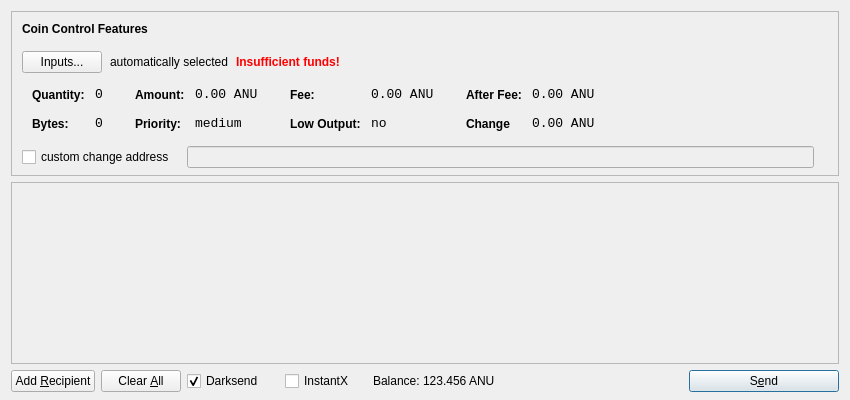
This is src/qt/forms/sendcoinsdialog.ui in anucore/anucore as Qt 5 draws it before an edit. The edited form follows.
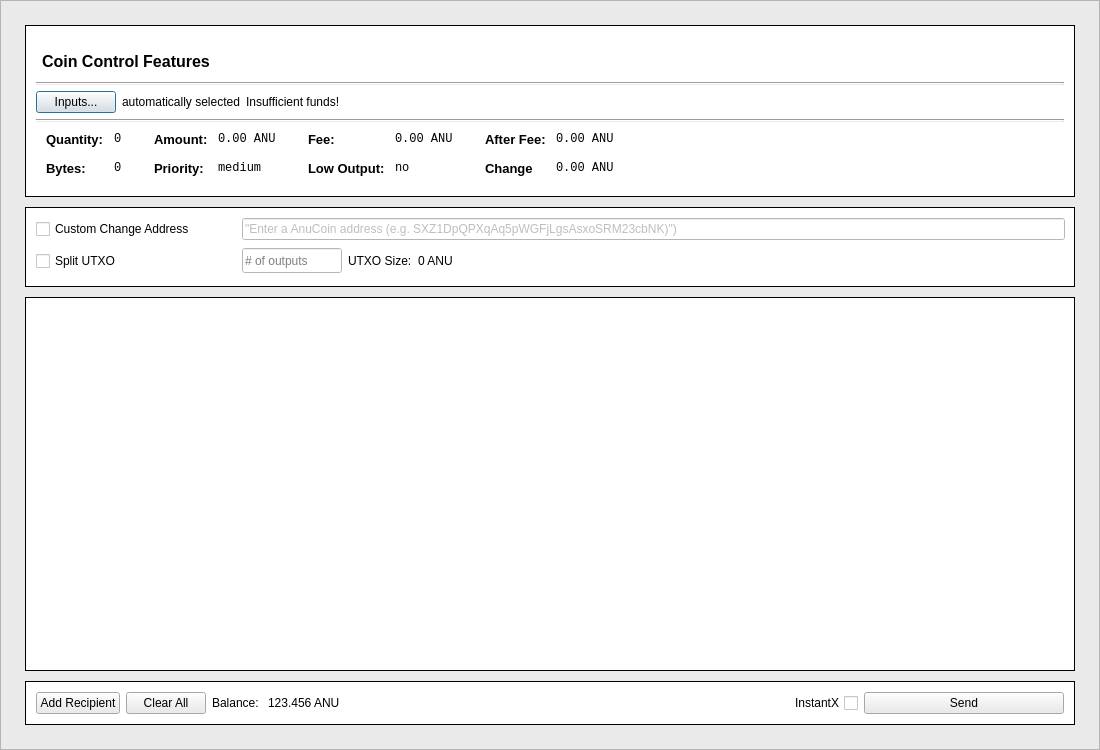
This is the edited form. Icons and pictures are not drawn.

```diff
--- a/src/qt/forms/sendcoinsdialog.ui
+++ b/src/qt/forms/sendcoinsdialog.ui
@@ -6,41 +6,95 @@
    <rect>
     <x>0</x>
     <y>0</y>
-    <width>850</width>
-    <height>400</height>
+    <width>1100</width>
+    <height>750</height>
    </rect>
   </property>
+  <property name="minimumSize">
+   <size>
+    <width>0</width>
+    <height>750</height>
+   </size>
+  </property>
+  <property name="maximumSize">
+   <size>
+    <width>16777215</width>
+    <height>16777215</height>
+   </size>
+  </property>
   <property name="windowTitle">
    <string>Send Coins</string>
   </property>
-  <layout class="QVBoxLayout" name="verticalLayout" stretch="0,1,0">
+  <layout class="QVBoxLayout" name="verticalLayout" stretch="0">
+   <property name="leftMargin">
+    <number>0</number>
+   </property>
+   <property name="topMargin">
+    <number>0</number>
+   </property>
+   <property name="rightMargin">
+    <number>0</number>
+   </property>
    <property name="bottomMargin">
-    <number>8</number>
+    <number>0</number>
+   </property>
+   <item>
+    <widget class="QFrame" name="frame">
+     <property name="styleSheet">
+      <string notr="true">background-color: #eaeaea
+</string>
+     </property>
+     <property name="frameShape">
+      <enum>QFrame::StyledPanel</enum>
+     </property>
+     <property name="frameShadow">
+      <enum>QFrame::Raised</enum>
+     </property>
+     <layout class="QVBoxLayout" name="verticalLayout_3">
+      <property name="leftMargin">
+       <number>24</number>
+      </property>
+      <property name="topMargin">
+       <number>24</number>
+      </property>
+      <property name="rightMargin">
+       <number>24</number>
+      </property>
+      <property name="bottomMargin">
+       <number>24</number>
+      </property>
+      <item>
+       <layout class="QVBoxLayout" name="verticalLayout_2">
+        <property name="spacing">
+         <number>10</number>
    </property>
    <item>
     <widget class="QFrame" name="frameCoinControl">
-     <property name="sizePolicy">
-      <sizepolicy hsizetype="Expanding" vsizetype="Expanding">
-       <horstretch>0</horstretch>
-       <verstretch>0</verstretch>
-      </sizepolicy>
+          <property name="minimumSize">
+           <size>
+            <width>0</width>
+            <height>0</height>
+           </size>
      </property>
      <property name="maximumSize">
       <size>
        <width>16777215</width>
-       <height>16777215</height>
-      </size>
-     </property>
+            <height>230</height>
+           </size>
+          </property>
+          <property name="styleSheet">
+           <string notr="true">#frameCoinControl {
+    background-color: #fff;
+    border: 1px solid black;
+}</string>
+          </property>
      <property name="frameShape">
       <enum>QFrame::StyledPanel</enum>
      </property>
      <property name="frameShadow">
-      <enum>QFrame::Sunken</enum>
-     </property>
-     <layout class="QVBoxLayout" name="verticalLayoutCoinControl2">
-      <property name="spacing">
-       <number>-1</number>
-      </property>
+           <enum>QFrame::Raised</enum>
+          </property>
+          <layout class="QVBoxLayout" name="verticalLayout_5">
       <property name="leftMargin">
        <number>0</number>
       </property>
@@ -51,40 +105,81 @@
        <number>0</number>
       </property>
       <property name="bottomMargin">
-       <number>6</number>
-      </property>
-      <item>
-       <layout class="QVBoxLayout" name="verticalLayoutCoinControl" stretch="0,0,0,0,1">
-        <property name="spacing">
          <number>0</number>
         </property>
+           <item>
+            <layout class="QVBoxLayout" name="verticalLayout_8">
         <property name="leftMargin">
          <number>10</number>
         </property>
         <property name="topMargin">
          <number>10</number>
         </property>
+             <property name="rightMargin">
+              <number>10</number>
+             </property>
+             <property name="bottomMargin">
+              <number>10</number>
+             </property>
         <item>
-         <layout class="QHBoxLayout" name="horizontalLayoutCoinControl1">
+              <layout class="QVBoxLayout" name="verticalLayout_4">
+               <property name="leftMargin">
+                <number>0</number>
+               </property>
+               <item>
+                <widget class="QFrame" name="frame_5">
+                 <property name="minimumSize">
+                  <size>
+                   <width>0</width>
+                   <height>40</height>
+                  </size>
+                 </property>
+                 <property name="maximumSize">
+                  <size>
+                   <width>16777215</width>
+                   <height>40</height>
+                  </size>
+                 </property>
+                 <property name="styleSheet">
+                  <string notr="true">border: 0;</string>
+                 </property>
+                 <property name="frameShape">
+                  <enum>QFrame::StyledPanel</enum>
+                 </property>
+                 <property name="frameShadow">
+                  <enum>QFrame::Raised</enum>
+                 </property>
+                 <property name="lineWidth">
+                  <number>0</number>
+                 </property>
+                 <layout class="QHBoxLayout" name="horizontalLayout_5">
+                  <property name="leftMargin">
+                   <number>0</number>
+                  </property>
+                  <property name="topMargin">
+                   <number>0</number>
+                  </property>
+                  <property name="rightMargin">
+                   <number>0</number>
+                  </property>
           <property name="bottomMargin">
-           <number>15</number>
-          </property>
+                   <number>0</number>
+                  </property>
+                  <item>
+                   <layout class="QHBoxLayout" name="horizontalLayout_4">
           <item>
            <widget class="QLabel" name="labelCoinControlFeatures">
-            <property name="sizePolicy">
-             <sizepolicy hsizetype="Preferred" vsizetype="Maximum">
-              <horstretch>0</horstretch>
-              <verstretch>0</verstretch>
-             </sizepolicy>
-            </property>
             <property name="font">
              <font>
+                        <pointsize>12</pointsize>
               <weight>75</weight>
               <bold>true</bold>
              </font>
             </property>
             <property name="styleSheet">
-             <string notr="true">font-weight:bold;</string>
+                       <string notr="true">padding-top: 10px;
+padding-left: 2px;
+background-color: #fff;</string>
             </property>
             <property name="text">
              <string>Coin Control Features</string>
@@ -93,19 +188,20 @@
           </item>
          </layout>
         </item>
+                 </layout>
+                </widget>
+               </item>
         <item>
-         <layout class="QHBoxLayout" name="horizontalLayoutCoinControl2" stretch="0,0,0,0">
-          <property name="spacing">
-           <number>8</number>
-          </property>
-          <property name="bottomMargin">
-           <number>10</number>
-          </property>
+                <widget class="Line" name="line">
+                 <property name="orientation">
+                  <enum>Qt::Horizontal</enum>
+                 </property>
+                </widget>
+               </item>
+               <item>
+                <layout class="QHBoxLayout" name="horizontalLayout_6">
           <item>
            <widget class="QPushButton" name="pushButtonCoinControl">
-            <property name="styleSheet">
-             <string notr="true"/>
-            </property>
             <property name="text">
              <string>Inputs...</string>
             </property>
@@ -113,31 +209,114 @@
           </item>
           <item>
            <widget class="QLabel" name="labelCoinControlAutomaticallySelected">
+                   <property name="styleSheet">
+                    <string notr="true">background-color: #fff</string>
+                   </property>
             <property name="text">
              <string>automatically selected</string>
             </property>
-            <property name="margin">
-             <number>5</number>
-            </property>
            </widget>
           </item>
           <item>
            <widget class="QLabel" name="labelCoinControlInsuffFunds">
-            <property name="font">
-             <font>
-              <weight>75</weight>
-              <bold>true</bold>
-             </font>
+                   <property name="palette">
+                    <palette>
+                     <active>
+                      <colorrole role="Button">
+                       <brush brushstyle="SolidPattern">
+                        <color alpha="255">
+                         <red>255</red>
+                         <green>255</green>
+                         <blue>255</blue>
+                        </color>
+                       </brush>
+                      </colorrole>
+                      <colorrole role="Base">
+                       <brush brushstyle="SolidPattern">
+                        <color alpha="255">
+                         <red>255</red>
+                         <green>255</green>
+                         <blue>255</blue>
+                        </color>
+                       </brush>
+                      </colorrole>
+                      <colorrole role="Window">
+                       <brush brushstyle="SolidPattern">
+                        <color alpha="255">
+                         <red>255</red>
+                         <green>255</green>
+                         <blue>255</blue>
+                        </color>
+                       </brush>
+                      </colorrole>
+                     </active>
+                     <inactive>
+                      <colorrole role="Button">
+                       <brush brushstyle="SolidPattern">
+                        <color alpha="255">
+                         <red>255</red>
+                         <green>255</green>
+                         <blue>255</blue>
+                        </color>
+                       </brush>
+                      </colorrole>
+                      <colorrole role="Base">
+                       <brush brushstyle="SolidPattern">
+                        <color alpha="255">
+                         <red>255</red>
+                         <green>255</green>
+                         <blue>255</blue>
+                        </color>
+                       </brush>
+                      </colorrole>
+                      <colorrole role="Window">
+                       <brush brushstyle="SolidPattern">
+                        <color alpha="255">
+                         <red>255</red>
+                         <green>255</green>
+                         <blue>255</blue>
+                        </color>
+                       </brush>
+                      </colorrole>
+                     </inactive>
+                     <disabled>
+                      <colorrole role="Button">
+                       <brush brushstyle="SolidPattern">
+                        <color alpha="255">
+                         <red>255</red>
+                         <green>255</green>
+                         <blue>255</blue>
+                        </color>
+                       </brush>
+                      </colorrole>
+                      <colorrole role="Base">
+                       <brush brushstyle="SolidPattern">
+                        <color alpha="255">
+                         <red>255</red>
+                         <green>255</green>
+                         <blue>255</blue>
+                        </color>
+                       </brush>
+                      </colorrole>
+                      <colorrole role="Window">
+                       <brush brushstyle="SolidPattern">
+                        <color alpha="255">
+                         <red>255</red>
+                         <green>255</green>
+                         <blue>255</blue>
+                        </color>
+                       </brush>
+                      </colorrole>
+                     </disabled>
+                    </palette>
             </property>
             <property name="styleSheet">
-             <string notr="true">color:red;font-weight:bold;</string>
+                    <string notr="true">font-color: red;
+background-color: #fff;</string>
             </property>
             <property name="text">
              <string>Insufficient funds!</string>
             </property>
-            <property name="margin">
-             <number>5</number>
-            </property>
            </widget>
           </item>
           <item>
@@ -148,10 +327,19 @@
             <property name="sizeHint" stdset="0">
              <size>
               <width>40</width>
-              <height>1</height>
+                     <height>20</height>
              </size>
             </property>
            </spacer>
+                 </item>
+                </layout>
+               </item>
+               <item>
+                <widget class="Line" name="line_2">
+                 <property name="orientation">
+                  <enum>Qt::Horizontal</enum>
+                 </property>
+                </widget>
           </item>
          </layout>
         </item>
@@ -169,8 +357,14 @@
             <height>0</height>
            </size>
           </property>
+               <property name="maximumSize">
+                <size>
+                 <width>16777215</width>
+                 <height>80</height>
+                </size>
+               </property>
           <property name="styleSheet">
-           <string notr="true"/>
+                <string notr="true">background-color: #fff</string>
           </property>
           <layout class="QHBoxLayout" name="horizontalLayoutCoinControl5">
            <property name="margin">
@@ -206,6 +400,13 @@
                </property>
                <item row="0" column="0">
                 <widget class="QLabel" name="labelCoinControlQuantityText">
+                      <property name="font">
+                       <font>
+                        <pointsize>10</pointsize>
+                        <weight>75</weight>
+                        <bold>true</bold>
+                       </font>
+                      </property>
                  <property name="styleSheet">
                   <string notr="true">font-weight:bold;</string>
                  </property>
@@ -222,7 +423,7 @@
                  <property name="font">
                   <font>
                    <family>Monospace</family>
-                   <pointsize>10</pointsize>
+                        <pointsize>9</pointsize>
                   </font>
                  </property>
                  <property name="cursor">
@@ -244,6 +445,13 @@
                </item>
                <item row="1" column="0">
                 <widget class="QLabel" name="labelCoinControlBytesText">
+                      <property name="font">
+                       <font>
+                        <pointsize>10</pointsize>
+                        <weight>75</weight>
+                        <bold>true</bold>
+                       </font>
+                      </property>
                  <property name="styleSheet">
                   <string notr="true">font-weight:bold;</string>
                  </property>
@@ -257,7 +465,7 @@
                  <property name="font">
                   <font>
                    <family>Monospace</family>
-                   <pointsize>10</pointsize>
+                        <pointsize>9</pointsize>
                   </font>
                  </property>
                  <property name="cursor">
@@ -295,6 +503,13 @@
                </property>
                <item row="0" column="0">
                 <widget class="QLabel" name="labelCoinControlAmountText">
+                      <property name="font">
+                       <font>
+                        <pointsize>10</pointsize>
+                        <weight>75</weight>
+                        <bold>true</bold>
+                       </font>
+                      </property>
                  <property name="styleSheet">
                   <string notr="true">font-weight:bold;</string>
                  </property>
@@ -311,7 +526,7 @@
                  <property name="font">
                   <font>
                    <family>Monospace</family>
-                   <pointsize>10</pointsize>
+                        <pointsize>9</pointsize>
                   </font>
                  </property>
                  <property name="cursor">
@@ -330,6 +545,13 @@
                </item>
                <item row="1" column="0">
                 <widget class="QLabel" name="labelCoinControlPriorityText">
+                      <property name="font">
+                       <font>
+                        <pointsize>10</pointsize>
+                        <weight>75</weight>
+                        <bold>true</bold>
+                       </font>
+                      </property>
                  <property name="styleSheet">
                   <string notr="true">font-weight:bold;</string>
                  </property>
@@ -343,7 +565,7 @@
                  <property name="font">
                   <font>
                    <family>Monospace</family>
-                   <pointsize>10</pointsize>
+                        <pointsize>9</pointsize>
                   </font>
                  </property>
                  <property name="cursor">
@@ -381,6 +603,13 @@
                </property>
                <item row="0" column="0">
                 <widget class="QLabel" name="labelCoinControlFeeText">
+                      <property name="font">
+                       <font>
+                        <pointsize>10</pointsize>
+                        <weight>75</weight>
+                        <bold>true</bold>
+                       </font>
+                      </property>
                  <property name="styleSheet">
                   <string notr="true">font-weight:bold;</string>
                  </property>
@@ -397,7 +626,7 @@
                  <property name="font">
                   <font>
                    <family>Monospace</family>
-                   <pointsize>10</pointsize>
+                        <pointsize>9</pointsize>
                   </font>
                  </property>
                  <property name="cursor">
@@ -416,6 +645,13 @@
                </item>
                <item row="1" column="0">
                 <widget class="QLabel" name="labelCoinControlLowOutputText">
+                      <property name="font">
+                       <font>
+                        <pointsize>10</pointsize>
+                        <weight>75</weight>
+                        <bold>true</bold>
+                       </font>
+                      </property>
                  <property name="styleSheet">
                   <string notr="true">font-weight:bold;</string>
                  </property>
@@ -429,7 +665,7 @@
                  <property name="font">
                   <font>
                    <family>Monospace</family>
-                   <pointsize>10</pointsize>
+                        <pointsize>9</pointsize>
                   </font>
                  </property>
                  <property name="cursor">
@@ -467,6 +703,13 @@
                </property>
                <item row="0" column="0">
                 <widget class="QLabel" name="labelCoinControlAfterFeeText">
+                      <property name="font">
+                       <font>
+                        <pointsize>10</pointsize>
+                        <weight>75</weight>
+                        <bold>true</bold>
+                       </font>
+                      </property>
                  <property name="styleSheet">
                   <string notr="true">font-weight:bold;</string>
                  </property>
@@ -483,7 +726,7 @@
                  <property name="font">
                   <font>
                    <family>Monospace</family>
-                   <pointsize>10</pointsize>
+                        <pointsize>9</pointsize>
                   </font>
                  </property>
                  <property name="cursor">
@@ -502,6 +745,13 @@
                </item>
                <item row="1" column="0">
                 <widget class="QLabel" name="labelCoinControlChangeText">
+                      <property name="font">
+                       <font>
+                        <pointsize>10</pointsize>
+                        <weight>75</weight>
+                        <bold>true</bold>
+                       </font>
+                      </property>
                  <property name="styleSheet">
                   <string notr="true">font-weight:bold;</string>
                  </property>
@@ -515,7 +765,7 @@
                  <property name="font">
                   <font>
                    <family>Monospace</family>
-                   <pointsize>10</pointsize>
+                        <pointsize>9</pointsize>
                   </font>
                  </property>
                  <property name="cursor">
@@ -539,40 +789,128 @@
           </layout>
          </widget>
         </item>
+            </layout>
+           </item>
+          </layout>
+         </widget>
+        </item>
         <item>
-         <layout class="QHBoxLayout" name="horizontalLayoutCoinControl4" stretch="0,0,0">
-          <property name="spacing">
-           <number>12</number>
+         <widget class="QFrame" name="frame_2">
+          <property name="minimumSize">
+           <size>
+            <width>0</width>
+            <height>20</height>
+           </size>
           </property>
-          <property name="sizeConstraint">
-           <enum>QLayout::SetDefaultConstraint</enum>
+          <property name="maximumSize">
+           <size>
+            <width>16777215</width>
+            <height>80</height>
+           </size>
+          </property>
+          <property name="styleSheet">
+           <string notr="true">#frame_2 {
+    background-color: #fff;
+    border: 1px solid black;
+}</string>
+          </property>
+          <property name="frameShape">
+           <enum>QFrame::StyledPanel</enum>
+          </property>
+          <property name="frameShadow">
+           <enum>QFrame::Raised</enum>
+          </property>
+          <layout class="QGridLayout" name="gridLayout">
+           <property name="leftMargin">
+            <number>10</number>
           </property>
           <property name="topMargin">
-           <number>5</number>
+            <number>10</number>
+           </property>
+           <property name="bottomMargin">
+            <number>10</number>
+           </property>
+           <item row="0" column="0">
+            <layout class="QGridLayout" name="gridLayout_4">
+             <property name="leftMargin">
+              <number>0</number>
           </property>
           <property name="rightMargin">
-           <number>5</number>
-          </property>
-          <item>
+              <number>0</number>
+             </property>
+             <item row="0" column="0">
            <widget class="QCheckBox" name="checkBoxCoinControlChange">
+               <property name="styleSheet">
+                <string notr="true">background-color: #fff</string>
+               </property>
             <property name="text">
-             <string>custom change address</string>
+                <string>Custom Change Address</string>
             </property>
            </widget>
           </item>
+             <item row="1" column="1">
+              <layout class="QHBoxLayout" name="horizontalLayout_8">
           <item>
-           <widget class="QLineEdit" name="lineEditCoinControlChange">
-            <property name="enabled">
-             <bool>false</bool>
-            </property>
+                <widget class="QLineEdit" name="splitBlockLineEdit">
             <property name="sizePolicy">
-             <sizepolicy hsizetype="Expanding" vsizetype="Fixed">
-              <horstretch>0</horstretch>
+                  <sizepolicy hsizetype="Preferred" vsizetype="Preferred">
+                   <horstretch>50</horstretch>
               <verstretch>0</verstretch>
              </sizepolicy>
             </property>
-           </widget>
-          </item>
+                 <property name="minimumSize">
+                  <size>
+                   <width>100</width>
+                   <height>20</height>
+                  </size>
+                 </property>
+                 <property name="maximumSize">
+                  <size>
+                   <width>100</width>
+                   <height>25</height>
+                  </size>
+                 </property>
+                 <property name="styleSheet">
+                  <string notr="true">background-color: #fff</string>
+                 </property>
+                 <property name="placeholderText">
+                  <string># of outputs</string>
+                 </property>
+                </widget>
+               </item>
+               <item>
+                <widget class="QLabel" name="labelBlockSizeText">
+                 <property name="styleSheet">
+                  <string notr="true">background-color: #fff</string>
+                 </property>
+                 <property name="text">
+                  <string>UTXO Size:</string>
+                 </property>
+                </widget>
+               </item>
+               <item>
+                <widget class="QLabel" name="labelBlockSize">
+                 <property name="styleSheet">
+                  <string notr="true">background-color: #fff</string>
+                 </property>
+                 <property name="text">
+                  <string>0 ANU</string>
+                 </property>
+                </widget>
+               </item>
+               <item>
+                <spacer name="horizontalSpacer_7">
+                 <property name="orientation">
+                  <enum>Qt::Horizontal</enum>
+                 </property>
+                 <property name="sizeHint" stdset="0">
+                  <size>
+                   <width>40</width>
+                   <height>20</height>
+                  </size>
+                 </property>
+                </spacer>
+               </item>
           <item>
            <widget class="QLabel" name="labelCoinControlChangeLabel">
             <property name="sizePolicy">
@@ -587,6 +925,9 @@
               <height>0</height>
              </size>
             </property>
+                 <property name="styleSheet">
+                  <string notr="true">background-color: #fff</string>
+                 </property>
             <property name="text">
              <string/>
             </property>
@@ -597,18 +938,68 @@
           </item>
          </layout>
         </item>
+             <item row="0" column="1">
+              <layout class="QHBoxLayout" name="horizontalLayout_9">
         <item>
-         <spacer name="verticalSpacerCoinControl">
-          <property name="orientation">
-           <enum>Qt::Vertical</enum>
-          </property>
-          <property name="sizeHint" stdset="0">
+                <widget class="QLineEdit" name="lineEditCoinControlChange">
+                 <property name="enabled">
+                  <bool>false</bool>
+                 </property>
+                 <property name="sizePolicy">
+                  <sizepolicy hsizetype="Expanding" vsizetype="Fixed">
+                   <horstretch>0</horstretch>
+                   <verstretch>0</verstretch>
+                  </sizepolicy>
+                 </property>
+                 <property name="minimumSize">
            <size>
-            <width>800</width>
-            <height>1</height>
-           </size>
-          </property>
-         </spacer>
+                   <width>0</width>
+                   <height>0</height>
+                  </size>
+                 </property>
+                 <property name="maximumSize">
+                  <size>
+                   <width>16777215</width>
+                   <height>25</height>
+                  </size>
+                 </property>
+                 <property name="styleSheet">
+                  <string notr="true">background-color: #fff</string>
+                 </property>
+                 <property name="text">
+                  <string>&quot;Enter a AnuCoin address (e.g. SXZ1DpQPXqAq5pWGFjLgsAsxoSRM23cbNK)&quot;)</string>
+                 </property>
+                </widget>
+               </item>
+              </layout>
+             </item>
+             <item row="1" column="0">
+              <widget class="QCheckBox" name="splitBlockCheckBox">
+               <property name="sizePolicy">
+                <sizepolicy hsizetype="Preferred" vsizetype="Preferred">
+                 <horstretch>0</horstretch>
+                 <verstretch>0</verstretch>
+                </sizepolicy>
+               </property>
+               <property name="minimumSize">
+                <size>
+                 <width>200</width>
+                 <height>0</height>
+                </size>
+               </property>
+               <property name="maximumSize">
+                <size>
+                 <width>200</width>
+                 <height>16777215</height>
+                </size>
+               </property>
+               <property name="styleSheet">
+                <string notr="true">background-color: #fff</string>
+               </property>
+               <property name="text">
+                <string>Split UTXO</string>
+               </property>
+              </widget>
         </item>
        </layout>
       </item>
@@ -617,6 +1008,19 @@
    </item>
    <item>
     <widget class="QScrollArea" name="scrollArea">
+          <property name="minimumSize">
+           <size>
+            <width>0</width>
+            <height>0</height>
+           </size>
+          </property>
+          <property name="styleSheet">
+           <string notr="true">#scrollArea {
+    background-color: #fff; 
+    border: 1px solid black;
+}
+</string>
+          </property>
      <property name="widgetResizable">
       <bool>true</bool>
      </property>
@@ -625,13 +1029,25 @@
        <rect>
         <x>0</x>
         <y>0</y>
-        <width>830</width>
-        <height>165</height>
-       </rect>
-      </property>
-      <layout class="QVBoxLayout" name="verticalLayout_2">
-       <property name="margin">
-        <number>0</number>
+             <width>1046</width>
+             <height>358</height>
+            </rect>
+           </property>
+           <property name="styleSheet">
+            <string notr="true">background-color: #fff</string>
+           </property>
+           <layout class="QVBoxLayout" name="verticalLayout_9">
+            <property name="leftMargin">
+             <number>10</number>
+            </property>
+            <property name="topMargin">
+             <number>10</number>
+            </property>
+            <property name="rightMargin">
+             <number>10</number>
+            </property>
+            <property name="bottomMargin">
+             <number>10</number>
        </property>
        <item>
         <layout class="QVBoxLayout" name="entries">
@@ -658,102 +1074,76 @@
     </widget>
    </item>
    <item>
+         <widget class="QFrame" name="frame_4">
+          <property name="maximumSize">
+           <size>
+            <width>16777215</width>
+            <height>16777215</height>
+           </size>
+          </property>
+          <property name="styleSheet">
+           <string notr="true">#frame_4 {
+    background-color: #fff;
+    border: 1px solid black;
+}</string>
+          </property>
+          <property name="frameShape">
+           <enum>QFrame::StyledPanel</enum>
+          </property>
+          <property name="frameShadow">
+           <enum>QFrame::Raised</enum>
+          </property>
+          <layout class="QHBoxLayout" name="horizontalLayout_2">
+           <property name="leftMargin">
+            <number>10</number>
+           </property>
+           <property name="topMargin">
+            <number>10</number>
+           </property>
+           <property name="rightMargin">
+            <number>10</number>
+           </property>
+           <property name="bottomMargin">
+            <number>10</number>
+           </property>
+           <item>
     <layout class="QHBoxLayout" name="horizontalLayout">
+             <property name="leftMargin">
+              <number>0</number>
+             </property>
      <item>
       <widget class="QPushButton" name="addButton">
        <property name="toolTip">
         <string>Send to multiple recipients at once</string>
        </property>
        <property name="text">
-        <string>Add &amp;Recipient</string>
-       </property>
-       <property name="autoDefault">
-        <bool>false</bool>
+                <string>Add Recipient</string>
        </property>
       </widget>
      </item>
      <item>
       <widget class="QPushButton" name="clearButton">
-       <property name="sizePolicy">
-        <sizepolicy hsizetype="Minimum" vsizetype="Fixed">
-         <horstretch>0</horstretch>
-         <verstretch>0</verstretch>
-        </sizepolicy>
-       </property>
-       <property name="toolTip">
-        <string>Remove all transaction fields</string>
-       </property>
        <property name="text">
-        <string>Clear &amp;All</string>
-       </property>
-       <property name="autoRepeatDelay">
-        <number>300</number>
-       </property>
-       <property name="autoDefault">
-        <bool>false</bool>
-       </property>
+                <string>Clear All</string>
+               </property>
       </widget>
      </item>
      <item>
-      <layout class="QHBoxLayout" name="horizontalLayout_2">
-       <property name="spacing">
-        <number>3</number>
-       </property>
-        <item>
-        <widget class="QCheckBox" name="checkUseDarksend">
-         <property name="minimumSize">
-          <size>
-           <width>95</width>
-           <height>0</height>
-          </size>
-         </property>
-         <property name="text">
-          <string>Darksend</string>
-         </property>
-         <property name="checked">
-          <bool>true</bool>
-         </property>
-        </widget>
-       </item>
-       <item>
-        <widget class="QCheckBox" name="checkInstantX">
-         <property name="enabled">
-          <bool>true</bool>
-         </property>
-         <property name="minimumSize">
-          <size>
-           <width>85</width>
-           <height>0</height>
-          </size>
-         </property>
-         <property name="text">
-          <string>InstantX</string>
-         </property>
-        </widget>
-       </item>
+              <layout class="QHBoxLayout" name="horizontalLayout_3">
        <item>
         <widget class="QLabel" name="label">
-         <property name="sizePolicy">
-          <sizepolicy hsizetype="Preferred" vsizetype="Fixed">
-           <horstretch>0</horstretch>
-           <verstretch>0</verstretch>
-          </sizepolicy>
+                 <property name="styleSheet">
+                  <string notr="true">background-color: #fff</string>
          </property>
          <property name="text">
-          <string>Balance:</string>
+                  <string>Balance: </string>
          </property>
         </widget>
        </item>
        <item>
         <widget class="QLabel" name="labelBalance">
-         <property name="sizePolicy">
-          <sizepolicy hsizetype="Preferred" vsizetype="Fixed">
-           <horstretch>0</horstretch>
-           <verstretch>0</verstretch>
-          </sizepolicy>
-         </property>
-         <property name="cursor">
-          <cursorShape>IBeamCursor</cursorShape>
+                 <property name="styleSheet">
+                  <string notr="true">background-color: #fff</string>
          </property>
          <property name="text">
           <string>123.456 ANU</string>
@@ -778,11 +1168,24 @@
        </property>
       </spacer>
      </item>
+             <item>
+              <widget class="QCheckBox" name="checkInstantX">
+               <property name="layoutDirection">
+                <enum>Qt::RightToLeft</enum>
+               </property>
+               <property name="styleSheet">
+                <string notr="true">background-color: #fff</string>
+               </property>
+               <property name="text">
+                <string>InstantX</string>
+               </property>
+              </widget>
+             </item>
      <item>
       <widget class="QPushButton" name="sendButton">
        <property name="minimumSize">
         <size>
-         <width>150</width>
+                 <width>200</width>
          <height>0</height>
         </size>
        </property>
@@ -790,18 +1193,19 @@
         <string>Confirm the send action</string>
        </property>
        <property name="text">
-        <string>S&amp;end</string>
-       </property>
-       <property name="icon">
-        <iconset resource="../bitcoin.qrc">
-         <normaloff>:/icons/send</normaloff>:/icons/send</iconset>
-       </property>
-       <property name="default">
-        <bool>true</bool>
-       </property>
+                <string>Send</string>
+               </property>
       </widget>
      </item>
     </layout>
+           </item>
+          </layout>
+         </widget>
+        </item>
+       </layout>
+      </item>
+     </layout>
+    </widget>
    </item>
   </layout>
  </widget>
```
Left out of the diff: 30 changed lines with no effect on the pictures. Lines whose indentation alone changed are shown as unchanged.
